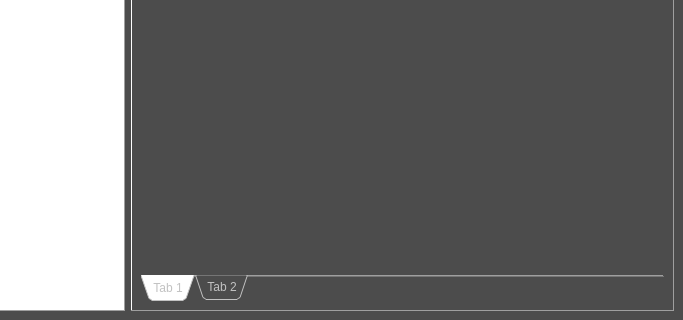
This is 0.1/includes/ui/data/main.ui in eugde/score-shelf as Qt 5 draws it before an edit; both pictures show x 117 to 800 and y 280 to 600 of the 800 by 600 pixel window. The edited form follows.
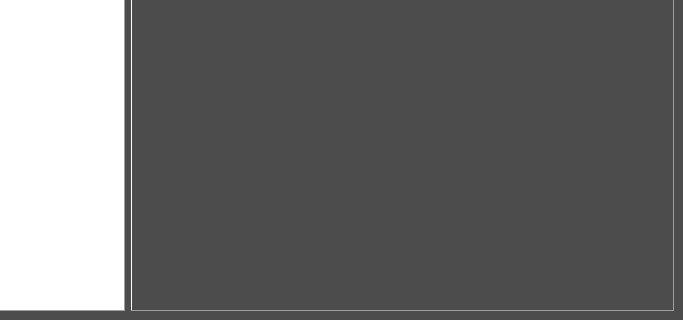
This is the edited form.

```diff
--- a/0.1/includes/ui/data/main.ui
+++ b/0.1/includes/ui/data/main.ui
@@ -136,7 +136,7 @@
       <property name="frameShadow">
        <enum>QFrame::Raised</enum>
       </property>
-      <layout class="QVBoxLayout" name="verticalLayout_2">
+      <layout class="QVBoxLayout" name="verticalLayout_2" stretch="1">
        <item>
         <widget class="QLabel" name="FilterLabel">
          <property name="sizePolicy">
@@ -173,38 +173,6 @@
          </property>
         </widget>
        </item>
-       <item>
-        <widget class="QTabWidget" name="tabWidget">
-         <property name="tabPosition">
-          <enum>QTabWidget::South</enum>
-         </property>
-         <property name="tabShape">
-          <enum>QTabWidget::Triangular</enum>
-         </property>
-         <property name="elideMode">
-          <enum>Qt::ElideNone</enum>
-         </property>
-         <property name="usesScrollButtons">
-          <bool>true</bool>
-         </property>
-         <property name="documentMode">
-          <bool>true</bool>
-         </property>
-         <property name="tabsClosable">
-          <bool>false</bool>
-         </property>
-         <widget class="QWidget" name="tab">
-          <attribute name="title">
-           <string>Tab 1</string>
-          </attribute>
-         </widget>
-         <widget class="QWidget" name="tab_2">
-          <attribute name="title">
-           <string>Tab 2</string>
-          </attribute>
-         </widget>
-        </widget>
-       </item>
       </layout>
      </widget>
     </item>
```
